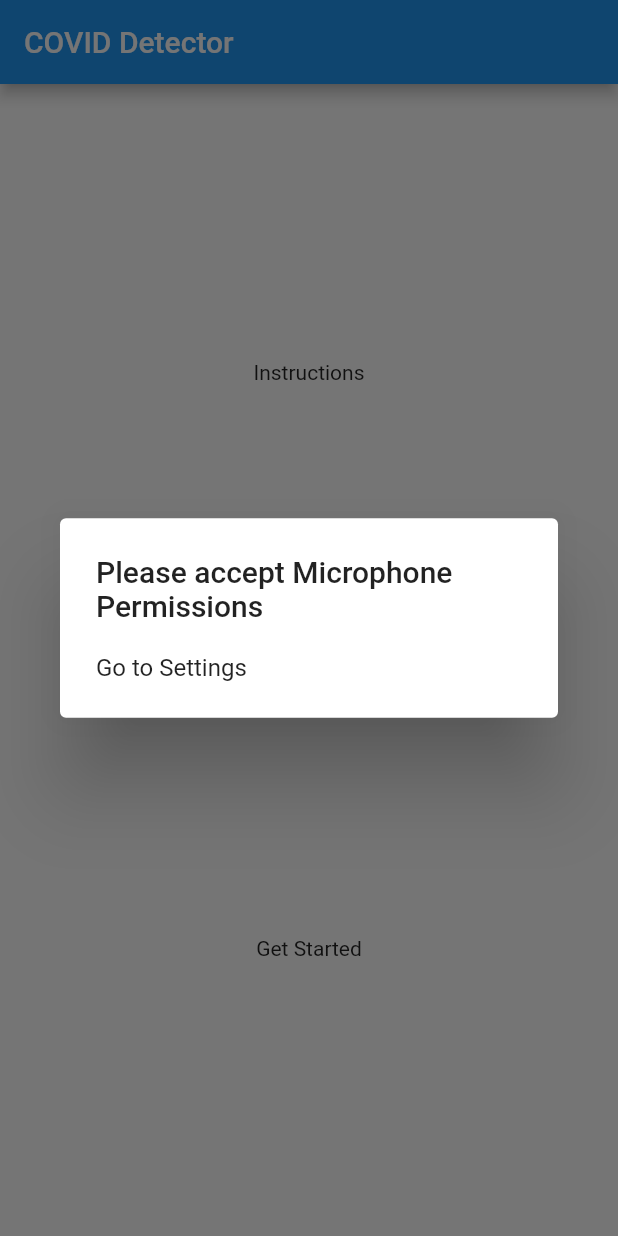
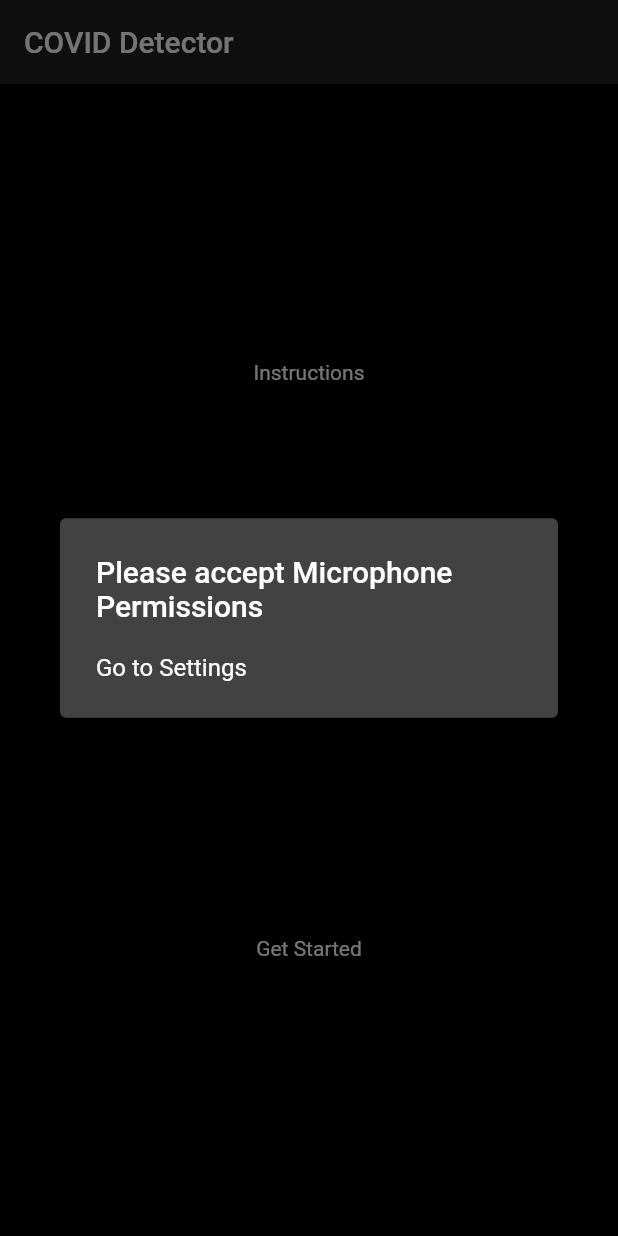
Before and after one commit to PhysicalRevelry/audio_recording_fuckaround, a Flutter app: the screen it shows after launch, on a phone screen of 412 x 824 dp. Run offline on Flutter 3.47's test engine with Material 2 defaults, Android fonts, the phone set to English and light mode, and no system bars; our stand-ins replace file; missing offline and left inert: app_settings, flutter_audio_recorder.

Commit message:
Started a theme file, to be used kinda like a CSS file

```diff
--- /dev/null
+++ b/lib/constants/constants.dart
@@ -0,0 +1 @@
+import 'package:flutter/painting.dart';
--- /dev/null
+++ b/lib/constants/theme.dart
@@ -0,0 +1,22 @@
+import 'package:flutter/material.dart';
+
+ThemeData openTheme() {
+  TextTheme basicTextTheme(TextTheme base){
+    return base.copyWith(
+      headline1: base.headline1.copyWith(),
+      headline2: base.headline2.copyWith(),
+      headline3: base.headline3.copyWith(),
+      caption: base.caption.copyWith(),
+      button: base.button.copyWith(),
+      subtitle1: base.subtitle1.copyWith(),
+      subtitle2: base.subtitle2.copyWith(),
+    );
+  }
+
+  final ThemeData base = ThemeData.dark();
+
+  return base.copyWith(
+    textTheme: basicTextTheme(base.textTheme),
+    scaffoldBackgroundColor: Colors.black,
+  );
+}
--- a/lib/main.dart
+++ b/lib/main.dart
@@ -1,5 +1,6 @@
 import 'package:flutter/material.dart';
 import 'package:provider/provider.dart';
+import 'package:true_coach_apiplay/constants/theme.dart';
 import 'package:true_coach_apiplay/screens/record_a.dart';
 import 'package:true_coach_apiplay/screens/record_i.dart';
 import 'package:true_coach_apiplay/screens/record_u.dart';
@@ -31,9 +32,7 @@ class MyApp extends StatelessWidget {
           '/results': (context) => Results(),
         },
         title: 'Flutter Demo',
-        theme: ThemeData(
-          primarySwatch: Colors.blue,
-        ),
+        theme: openTheme(),
         home: Initializer(),
       ),
     );
--- a/lib/screens/welcome.dart
+++ b/lib/screens/welcome.dart
@@ -4,7 +4,7 @@ class WelcomePage extends StatelessWidget {
   @override
   Widget build(BuildContext context) {
     return Scaffold(
-      backgroundColor: Colors.white,
+      // backgroundColor: Theme.of(context).backgroundColor,
       appBar: AppBar(
         title: Text('COVID Detector'),
       ),
```
Also changed, not shown: lib/widgets/letter_tween.dart (+2 -31 lines), 1 other file.
